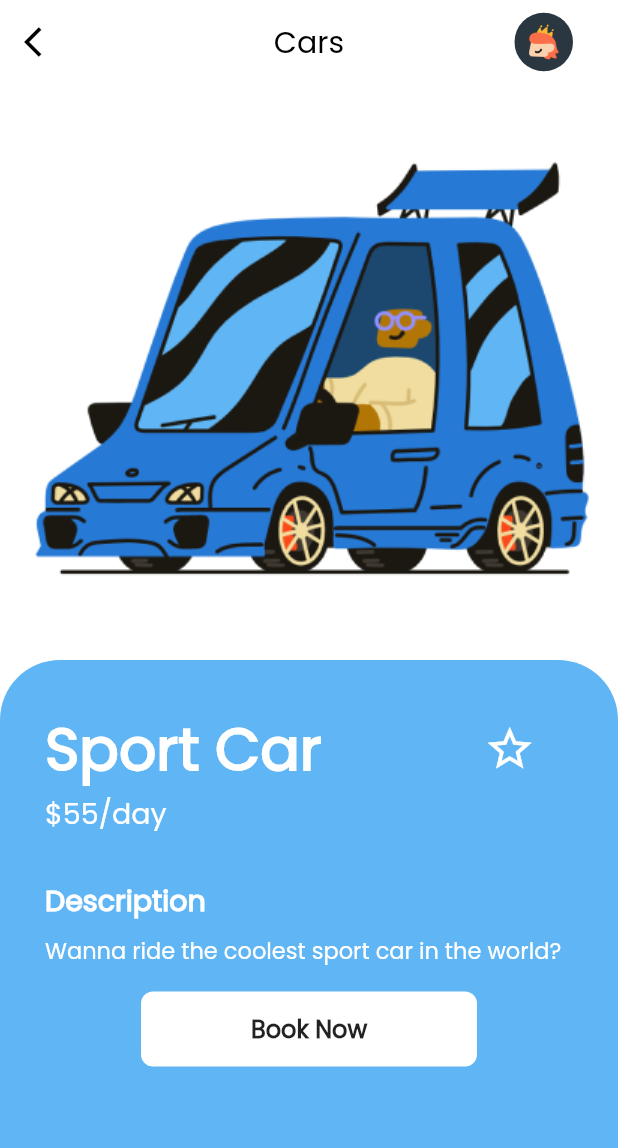
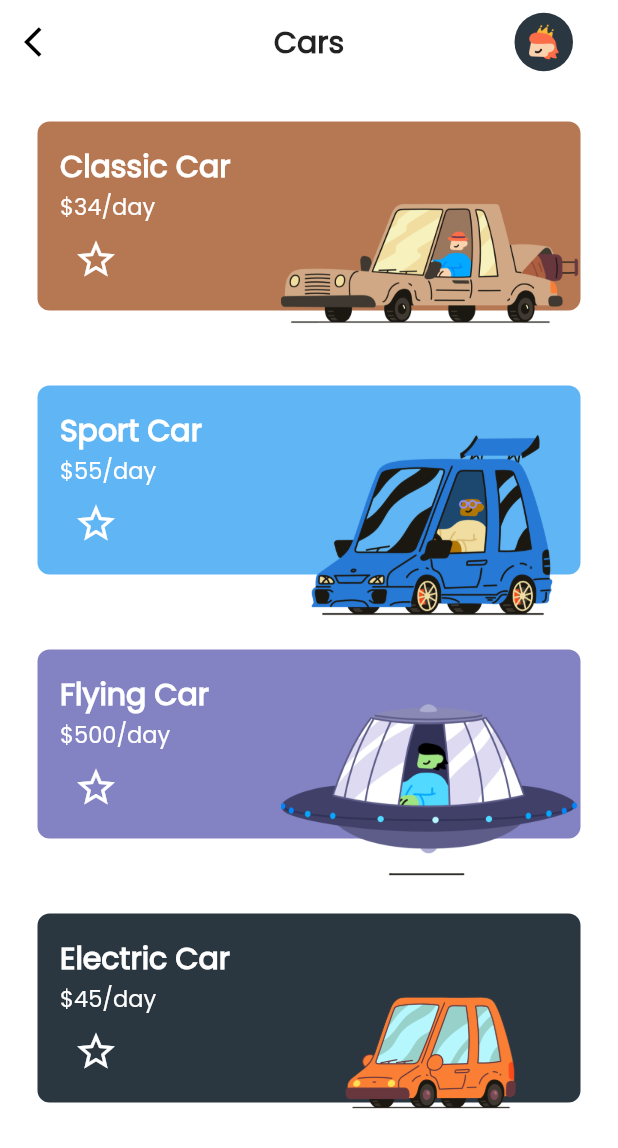
Before and after one commit to AkiraDT/OB-Flutter, a Flutter app: the screen it shows after launch, after a tap on "Continue", on a phone screen of 412 x 824 dp. Shown: the top 1148 px of the screen. Run offline on Flutter 3.47's test engine with Material 2 defaults, Android fonts, the phone set to English and light mode, and no system bars; our stand-ins replace flutter_riverpod.

Commit message:
update for day2

```diff
--- a/lib/MainHome/DetailActivity.dart
+++ /dev/null
@@ -1,152 +0,0 @@
-import 'package:flutter/cupertino.dart';
-import 'package:flutter/material.dart';
-import 'package:hexcolor/hexcolor.dart';
-
-class DetailActivity extends StatefulWidget {
-  @override
-  State<StatefulWidget> createState() => DetailActivityState();
-}
-
-class DetailActivityState extends State {
-  bool _isToggle = false;
-
-  @override
-  Widget build(BuildContext context) {
-    return Scaffold(
-      appBar: AppBar(
-        leading: GestureDetector(
-          onTap: () => {Navigator.pop(context)},
-          child: Icon(
-            Icons.arrow_back_ios,
-          ),
-        ),
-        title: Text(
-          'Cars',
-          style: TextStyle(color: Colors.black),
-        ),
-        centerTitle: true,
-        shadowColor: Colors.transparent,
-        actions: [
-          Container(
-            height: 39,
-            width: 39,
-            margin: EdgeInsets.only(right: 30),
-            decoration: BoxDecoration(
-              shape: BoxShape.circle,
-              color: Color(0xff2A3640),
-            ),
-            child: Row(
-              mainAxisAlignment: MainAxisAlignment.center,
-              children: [
-                Image.asset(
-                  "assets/image/user.png",
-                  height: 24,
-                  width: 24,
-                )
-              ],
-            ),
-          )
-        ],
-      ),
-      body: Column(children: [
-        Expanded(
-          flex: 2,
-          child: Container(
-            margin: EdgeInsets.symmetric(vertical: 37),
-            height: 288.33,
-            width: 375,
-            child: Image(image: AssetImage('assets/image/carDetail.png')),
-          ),
-        ),
-        Expanded(
-          flex: 2,
-          child: Container(
-            width: MediaQuery.of(context).size.width,
-            padding:
-            EdgeInsets.only(left: 30, top: 30, right: 30, bottom: 10),
-            decoration: BoxDecoration(
-                color: HexColor("#60B5F4"),
-                borderRadius: BorderRadius.only(
-                    topLeft: Radius.circular(40),
-                    topRight: Radius.circular(40))),
-            child: Column(
-                crossAxisAlignment: CrossAxisAlignment.start,
-                children: [
-              Row(
-                children: [
-                  Text('Sport Car',
-                      style: TextStyle(
-                          fontSize: 39,
-                          fontWeight: FontWeight.bold,
-                          color: Colors.white
-                      )),
-                  SizedBox(
-                    width: 100,
-                  ),
-                  Container(
-                    child: IconButton(
-                      icon: new Icon(
-                          _isToggle == true ? Icons.star : Icons.star_border),
-                      onPressed: () => setState(() {
-                        _isToggle = !_isToggle;
-                      }),
-                      iconSize: 35,
-                      color:
-                      _isToggle == true ? Colors.yellowAccent : Colors.white,
-                    ),
-                  )
-                ],
-              ),
-              Text('\$55/day',
-                  style: TextStyle(
-                    fontSize: 19, color: Colors.white
-                  )),
-              SizedBox(
-                height: 30,
-              ),
-              Text('Description',
-                  style: TextStyle(
-                    fontSize: 19, color: Colors.white,
-                    fontWeight: FontWeight.bold
-                  )),
-              SizedBox(
-                height: 8,
-              ),
-              Text('Wanna ride the coolest sport car in the world?',
-                  style: TextStyle(
-                    fontSize: 15, color: Colors.white
-                  )),
-                  Container(
-                    margin: EdgeInsets.symmetric(horizontal: 64, vertical: 16),
-                    child: Row(
-                      children: [
-                        Expanded(
-                            child: InkWell(
-                                onTap: () =>
-                                {print('booked')},
-                                child: Container(
-                                  alignment: Alignment.center,
-                                  decoration: BoxDecoration(
-                                    borderRadius: BorderRadius.circular(8),
-                                    color: Colors.white,
-                                  ),
-                                  height: 50,
-                                  width: 305,
-                                  padding: EdgeInsets.symmetric(
-                                      horizontal: 12, vertical: 8),
-                                  child: Text("Book Now",
-                                      style: TextStyle(
-                                          fontSize: 16,
-                                          fontWeight: FontWeight.bold,
-                                          )),
-                                ))),
-                      ],
-                    ),
-                  )
-            ]),
-          ),
-        ),
-      ]),
-    );
-  }
-}
--- a/lib/MainHome/MainHomeActivity.dart
+++ /dev/null
@@ -1,75 +0,0 @@
-import 'package:flutter/cupertino.dart';
-import 'package:flutter/material.dart';
-import 'package:flutter/painting.dart';
-
-class MainHomeActivity extends StatelessWidget {
-  @override
-  Widget build(BuildContext context) {
-    return Scaffold(
-        appBar: AppBar(
-          title: Text(
-            'Beepy',
-            style: TextStyle(fontWeight: FontWeight.bold),
-          ),
-          shadowColor: Colors.transparent,
-          centerTitle: true,
-        ),
-        body: Column(
-          children: [
-            SizedBox(
-              height: 30,
-            ),
-            Container(
-              height: 319,
-              width: 427,
-              margin: EdgeInsets.only(bottom: 32),
-              child: Image(image: AssetImage('assets/image/carDrift.png')),
-            ),
-            Container(
-              margin: EdgeInsets.only(bottom: 16),
-              child: Text('Find Your Vehicle',
-                  style: TextStyle(
-                      fontSize: 24,
-                      fontFamily: 'Poppins',
-                      fontWeight: FontWeight.bold)),
-            ),
-            Container(
-              width: 264,
-              margin: EdgeInsets.only(bottom: 16),
-              child: Text(
-                'Find the perfect vehicle for every occassion!',
-                style: TextStyle(fontSize: 16, fontFamily: 'Poppins'),
-                textAlign: TextAlign.center,
-              ),
-            ),
-            Container(
-              margin: EdgeInsets.symmetric(horizontal: 64),
-              child: Row(
-                children: [
-                  Expanded(
-                      child: InkWell(
-                          onTap: () =>
-                              {Navigator.pushNamed(context, '/detail')},
-                          child: Container(
-                            alignment: Alignment.center,
-                            decoration: BoxDecoration(
-                              borderRadius: BorderRadius.circular(10),
-                              color: Color(0XFFFA7F35),
-                            ),
-                            height: 57,
-                            width: 305,
-                            padding: EdgeInsets.symmetric(
-                                horizontal: 12, vertical: 8),
-                            child: Text("Continue",
-                                style: TextStyle(
-                                    fontSize: 16,
-                                    fontWeight: FontWeight.bold,
-                                    color: Colors.white)),
-                          ))),
-                ],
-              ),
-            )
-          ],
-        ));
-  }
-}
--- /dev/null
+++ b/lib/car_list/car_list_screen.dart
@@ -0,0 +1,113 @@
+import 'package:daily_task/car_list/car_list_view_model.dart';
+import 'package:flutter/cupertino.dart';
+import 'package:flutter/material.dart';
+import 'package:flutter_riverpod/flutter_riverpod.dart';
+
+class CarListScreen extends ConsumerWidget {
+  @override
+  Widget build(BuildContext context, ScopedReader watch) {
+    final _carList = watch(CarListProvider);
+    context.read(CarListProvider.notifier).initializeData();
+    return Scaffold(
+        appBar: AppBar(
+          leading: GestureDetector(
+            onTap: () => {Navigator.pop(context)},
+            child: Icon(
+              Icons.arrow_back_ios,
+            ),
+          ),
+          title: Text(
+            'Cars',
+            style: TextStyle(
+              fontWeight: FontWeight.bold,
+            ),
+          ),
+          centerTitle: true,
+          shadowColor: Colors.transparent,
+          actions: [
+            Container(
+              height: 39,
+              width: 39,
+              margin: EdgeInsets.only(right: 30),
+              decoration: BoxDecoration(
+                shape: BoxShape.circle,
+                color: Color(0xff2A3640),
+              ),
+              child: Row(
+                mainAxisAlignment: MainAxisAlignment.center,
+                children: [
+                  Image.asset(
+                    "assets/image/user.png",
+                    height: 24,
+                    width: 24,
+                  )
+                ],
+              ),
+            )
+          ],
+        ),
+        body: ListView.builder(
+            shrinkWrap: true,
+            itemCount: _carList.length,
+            itemBuilder: (context, index) {
+              return InkWell(
+                onTap: () => {
+                  Navigator.pushNamed(context, '/cardetail',arguments: index)
+                },
+                child: Stack(
+                  clipBehavior: Clip.none,
+                  children: [
+                    Container(
+                      margin:
+                          EdgeInsets.symmetric(horizontal: 25, vertical: 25),
+                      width: MediaQuery.of(context).size.width,
+                      alignment: Alignment.topLeft,
+                      padding: EdgeInsets.only(
+                          left: 15, top: 15, right: 10, bottom: 10),
+                      decoration: BoxDecoration(
+                          // color: HexColor("#60B5F4"),
+                          color: Color(_carList[index].color),
+                          borderRadius: BorderRadius.all(Radius.circular(8))),
+                      child: Column(
+                        crossAxisAlignment: CrossAxisAlignment.start,
+                        children: [
+                          Text(_carList[index].name,
+                              style: TextStyle(
+                                  fontSize: 20,
+                                  fontWeight: FontWeight.bold,
+                                  color: Colors.white)),
+                          Text(_carList[index].price,
+                              style:
+                                  TextStyle(fontSize: 15, color: Colors.white)),
+                          Container(
+                            child: IconButton(
+                              icon: new Icon(_carList[index].isFavorite == true
+                                  ? Icons.star
+                                  : Icons.star_border),
+                              onPressed: () => context
+                                  .read(CarListProvider.notifier)
+                                  .favorited(index),
+                              iconSize: 30,
+                              color: _carList[index].isFavorite == true
+                                  ? Colors.yellowAccent
+                                  : Colors.white,
+                            ),
+                          )
+                        ],
+                      ),
+                    ),
+                    Positioned(
+                        right: 25,
+                        bottom: -5,
+                        child: Container(
+                          height: 124,
+                          width: 200,
+                          child:
+                              Image(image: AssetImage(_carList[index].image)),
+                        )),
+                  ],
+                ),
+              );
+            }));
+  }
+}
--- /dev/null
+++ b/lib/car_list/car_list_view_model.dart
@@ -0,0 +1,43 @@
+
+import 'package:flutter_riverpod/all.dart';
+
+final CarListProvider =
+    StateNotifierProvider<CarListState, List>((ref) => CarListState());
+
+class Car {
+  String name;
+  String price;
+  String image;
+  int color;
+  bool isFavorite;
+
+  Car(this.name, this.price, this.image, this.color, this.isFavorite);
+
+}
+
+List carsState = [];
+
+class CarListState extends StateNotifier<List> {
+  CarListState() : super(carsState);
+
+  void initializeData() {
+    if (carsState.length == 0) {
+      carsState.add(Car('Classic Car', '\$34/day', 'assets/image/car_classic.png', 0xFFB67853, false));
+      carsState.add(Car('Sport Car', '\$55/day', 'assets/image/car_sport.png', 0xFF60B5F4, false));
+      carsState.add(Car('Flying Car', '\$500/day', 'assets/image/car_flying.png', 0xFF8382C2, false));
+      carsState.add(Car('Electric Car', '\$45/day', 'assets/image/car_electric.png', 0xFF2A3640, false));
+    }
+  }
+
+  void favorited(index) {
+    carsState[index].isFavorite = !carsState[index].isFavorite;
+    state = carsState;
+  }
+
+  void getDataFromDetail(params) {
+    int index = carsState.indexWhere((el) => el.name == params.name);
+    print(index);
+    carsState[index].isFavorite = params.isFavorite;
+    state = carsState;
+  }
+}
--- a/lib/core/provider/theme_provider.dart
+++ b/lib/core/provider/theme_provider.dart
@@ -9,7 +9,9 @@ final darkTheme = ThemeData(
     accentColor: Colors.white,
     accentIconTheme: IconThemeData(color: const Color(0xFF191D21)),
     dividerColor: const Color(0xFF191D21),
-    fontFamily: 'Poppins');
+    fontFamily: 'Poppins',
+    buttonColor: Color(0XFF1814E4)
+);
 
 final lightTheme = ThemeData(
     primarySwatch: Colors.grey,
@@ -20,6 +22,7 @@ final lightTheme = ThemeData(
     accentIconTheme: IconThemeData(color: Colors.white),
     dividerColor: Colors.white54,
     fontFamily: 'Poppins',
+    buttonColor: Color(0XFFFA7F35),
 );
 
 final themeProvider = StateNotifierProvider((ref) => ThemeState());
--- a/lib/main.dart
+++ b/lib/main.dart
@@ -1,6 +1,7 @@
-import 'package:daily_task/MainHome/DetailActivity.dart';
-import 'package:daily_task/MainHome/MainHomeActivity.dart';
+import 'package:daily_task/car_detail/car_detail_screen.dart';
+import 'package:daily_task/car_list/car_list_screen.dart';
 import 'package:daily_task/core/provider/theme_provider.dart';
+import 'package:daily_task/main_home/main_home_screen.dart';
 import 'package:flutter/material.dart';
 import 'package:flutter_riverpod/flutter_riverpod.dart';
 
@@ -15,12 +16,12 @@ class MyApp extends ConsumerWidget {
     final _theme = watch(themeProvider);
     return MaterialApp(
       title: 'Flutter Demo',
-      home: MainHomeActivity(),
       theme: _theme,
-      // initialRoute: '/home',
+      initialRoute: '/home',
       routes: {
-        '/home': (context) => MainHomeActivity(),
-        '/detail': (context) => DetailActivity()
+        '/home': (context) => MainHomeScreen(),
+        '/cardetail': (context) => CarDetailScreen(),
+        '/carList': (context) => CarListScreen(),
       },
     );
   }
--- /dev/null
+++ b/lib/main_home/main_home_screen.dart
@@ -0,0 +1,115 @@
+import 'package:daily_task/core/provider/theme_provider.dart';
+import 'package:daily_task/main_home/main_home_view_model.dart';
+import 'package:flutter/cupertino.dart';
+import 'package:flutter/material.dart';
+import 'package:flutter/painting.dart';
+import 'package:flutter_riverpod/flutter_riverpod.dart';
+
+class MainHomeScreen extends StatelessWidget {
+  @override
+  Widget build(BuildContext context) {
+    return Scaffold(
+        appBar: AppBar(
+          title: Text(
+            'Beepy',
+            style: TextStyle(fontWeight: FontWeight.bold),
+          ),
+          shadowColor: Colors.transparent,
+          centerTitle: true,
+        ),
+        body: Column(
+          children: [
+            SizedBox(
+              height: 10,
+            ),
+            Expanded(
+                flex: 3,
+                child: Container(
+                  height: 319,
+                  width: MediaQuery.of(context).size.width,
+                  margin: EdgeInsets.only(bottom: 8),
+                  child: Image(image: AssetImage('assets/image/car_home.png')),
+                )),
+            Expanded(
+                flex: 2,
+                child: Column(
+                  children: [
+                    Container(
+                      margin: EdgeInsets.only(bottom: 8),
+                      child: Text('Find Your Vehicle',
+                          style: TextStyle(
+                              fontSize: 24,
+                              fontFamily: 'Poppins',
+                              fontWeight: FontWeight.bold)),
+                    ),
+                    Container(
+                      width: 264,
+                      margin: EdgeInsets.only(bottom: 8),
+                      child: Text(
+                        'Find the perfect vehicle for every occassion!',
+                        style: TextStyle(fontSize: 16, fontFamily: 'Poppins'),
+                        textAlign: TextAlign.center,
+                      ),
+                    ),
+                    Consumer(builder: (context, watch, child) {
+                      final _switchVal = watch(mainHomeScreenProvider);
+                      return Switch(
+                          activeTrackColor: Color(0XFFEB5757),
+                          activeColor: Colors.white,
+                          value: _switchVal,
+                          onChanged: (_isSwitched) => {
+                                context
+                                    .read(mainHomeScreenProvider.notifier)
+                                    .handleSwitch(),
+                                if (_switchVal)
+                                  {
+                                    context
+                                        .read(themeProvider.notifier)
+                                        .setLight()
+                                  }
+                                else
+                                  {
+                                    context
+                                        .read(themeProvider.notifier)
+                                        .setDark()
+                                  }
+                              });
+                    }),
+                    Container(
+                      margin: EdgeInsets.symmetric(horizontal: 64),
+                      child: Row(
+                        children: [
+                          Expanded(
+                              child:
+                                  InkWell(
+                                      onTap: () => {
+                                            Navigator.pushNamed(
+                                                context, '/carList')
+                                          },
+                                      child: Container(
+                                        alignment: Alignment.center,
+                                        decoration: BoxDecoration(
+                                          borderRadius:
+                                              BorderRadius.circular(10),
+                                          color: Theme.of(context).buttonColor,
+                                        ),
+                                        height: 57,
+                                        width: 305,
+                                        padding: EdgeInsets.symmetric(
+                                            horizontal: 12, vertical: 8),
+                                        child: Text("Continue",
+                                            style: TextStyle(
+                                                fontSize: 16,
+                                                fontWeight: FontWeight.bold,
+                                                color: Colors.white)),
+                                      ))
+                              ),
+                        ],
+                      ),
+                    )
+                  ],
+                ))
+          ],
+        ));
+  }
+}
```
Also changed, not shown: lib/car_detail/car_detail_screen.dart (added, +144 -0 lines), lib/core/common/car_app_bar.dart (added, +46 -0 lines), lib/main_home/main_home_view_model.dart (added, +12 -0 lines), assets/image/carDrift.png (deleted), assets/image/car_detail.png (renamed from assets/image/carDetail.png).
